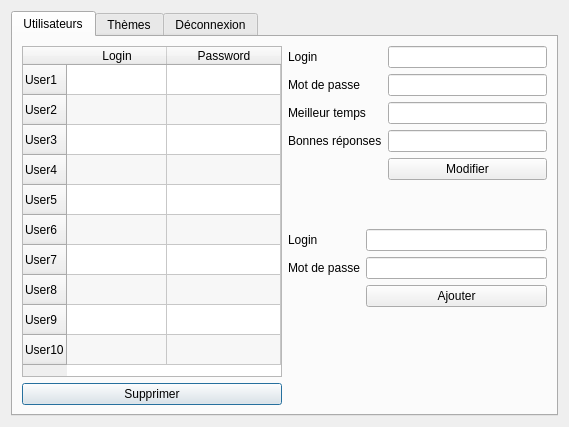
The window that mainmenu.ui (G4bleb/salt-n-pepper) describes before a commit, drawn with Qt 5.
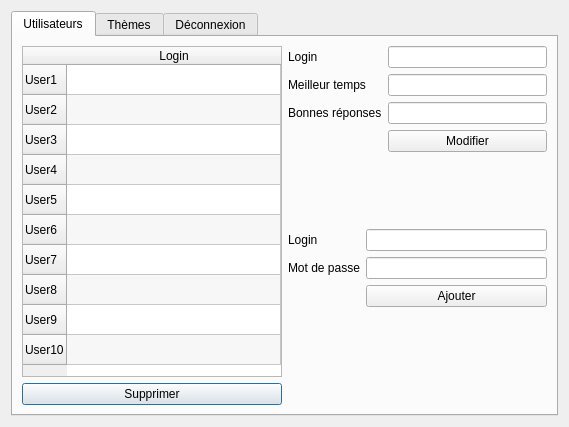
The same window after the commit. The open tabs and pages were chosen to show the change.

```diff
--- a/mainmenu.ui
+++ b/mainmenu.ui
@@ -103,11 +103,6 @@
                <string>Login</string>
               </property>
              </column>
-             <column>
-              <property name="text">
-               <string>Password</string>
-              </property>
-             </column>
             </widget>
            </item>
            <item>
@@ -137,43 +132,33 @@
              <item row="0" column="1">
               <widget class="QLineEdit" name="lineEdit_10"/>
              </item>
-             <item row="2" column="0">
+             <item row="1" column="0">
               <widget class="QLabel" name="label_13">
                <property name="text">
                 <string>Meilleur temps</string>
                </property>
               </widget>
              </item>
-             <item row="2" column="1">
+             <item row="1" column="1">
               <widget class="QLineEdit" name="lineEdit_14"/>
              </item>
-             <item row="3" column="0">
+             <item row="2" column="0">
               <widget class="QLabel" name="label_14">
                <property name="text">
                 <string>Bonnes réponses</string>
                </property>
               </widget>
              </item>
-             <item row="3" column="1">
+             <item row="2" column="1">
               <widget class="QLineEdit" name="lineEdit_15"/>
              </item>
-             <item row="4" column="1">
+             <item row="3" column="1">
               <widget class="QPushButton" name="pushButton_13">
                <property name="text">
                 <string>Modifier</string>
                </property>
               </widget>
              </item>
-             <item row="1" column="0">
-              <widget class="QLabel" name="label_12">
-               <property name="text">
-                <string>Mot de passe</string>
-               </property>
-              </widget>
-             </item>
-             <item row="1" column="1">
-              <widget class="QLineEdit" name="lineEdit_11"/>
-             </item>
             </layout>
            </item>
            <item>
```
Left out of the diff: 3 changed lines with no effect on the pictures.
